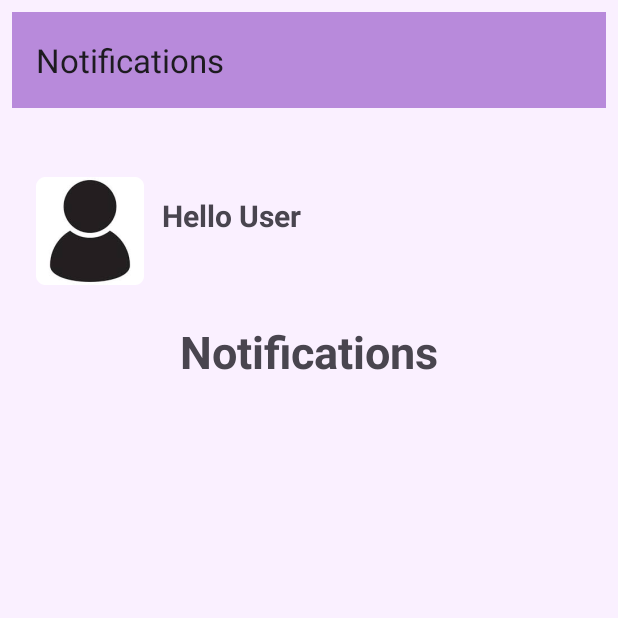
After one commit to ST10375622/AuroraApp, an Android app built with Jetpack Compose: the NotificationActivity screen opened directly, with no data from a screen before it, on a phone screen of 412 x 824 dp, the top half of it. The commit adds this screen. Run offline under Robolectric (Android 15) with nearby library versions, the phone set to English and light mode, and no system bars; 1 statement that could not run was skipped.

Commit message:
NotificationActivity

```diff
--- a/app/build.gradle.kts
+++ b/app/build.gradle.kts
@@ -53,6 +53,7 @@ dependencies {
     implementation("androidx.lifecycle:lifecycle-viewmodel-ktx:2.8.7")
     implementation("com.github.bumptech.glide:glide:4.16.0")
     implementation("com.google.android.material:material:1.11.0")
+    implementation("androidx.cardview:cardview:1.0.0")
     implementation(libs.androidx.ui.android)
     testImplementation(libs.junit)
     androidTestImplementation(libs.androidx.junit)
--- a/app/src/main/AndroidManifest.xml
+++ b/app/src/main/AndroidManifest.xml
@@ -14,6 +14,9 @@
         android:supportsRtl="true"
         android:theme="@style/Theme.AuroraApp"
         tools:targetApi="31">
+        <activity
+            android:name=".NotificationActivity"
+            android:exported="false" />
         <activity
             android:name=".ProgressActivity"
             android:exported="false" />
--- a/app/src/main/java/com/fake/auroraapp/BudgetActivity.kt
+++ b/app/src/main/java/com/fake/auroraapp/BudgetActivity.kt
@@ -107,7 +107,11 @@ class BudgetActivity : AppCompatActivity(), ExpenseImagePicker {
                     true
                 }
                 R.id.Notification -> {
-                    Toast.makeText(this, "coming soon", Toast.LENGTH_SHORT).show()
+                    Toast.makeText(this, "Notification screen", Toast.LENGTH_SHORT).show()
+                    val intent = Intent(this, NotificationActivity::class.java)
+                    intent.putExtra("USER_ID", userId)
+                    startActivity(intent)
+                    finish()
                     true
                 }
                 R.id.Reports -> {
--- /dev/null
+++ b/app/src/main/java/com/fake/auroraapp/NotificationActivity.kt
@@ -0,0 +1,145 @@
+package com.fake.auroraapp
+
+import android.content.Intent
+import android.os.Bundle
+import android.widget.ImageView
+import android.widget.TextView
+import android.widget.Toast
+import androidx.activity.enableEdgeToEdge
+import androidx.appcompat.app.ActionBarDrawerToggle
+import androidx.appcompat.app.AppCompatActivity
+import androidx.appcompat.widget.Toolbar
+import androidx.core.view.GravityCompat
+import androidx.core.view.ViewCompat
+import androidx.core.view.WindowInsetsCompat
+import androidx.drawerlayout.widget.DrawerLayout
+import androidx.lifecycle.ViewModelProvider
+import androidx.lifecycle.lifecycleScope
+import androidx.recyclerview.widget.LinearLayoutManager
+import androidx.recyclerview.widget.RecyclerView
+import com.google.android.material.navigation.NavigationView
+import kotlinx.coroutines.launch
+
+class NotificationActivity : AppCompatActivity() {
+
+    private lateinit var drawerLayout: DrawerLayout
+    private lateinit var navView: NavigationView
+    private lateinit var toolbar: Toolbar
+    private lateinit var toggle: ActionBarDrawerToggle
+    private lateinit var viewModel: BudgetViewModel
+    private lateinit var recyclerView: RecyclerView
+    private lateinit var adapter: NotificationAdapter
+    private lateinit var notificationViewModel: NotificationViewModel
+    private lateinit var notificationAdapter: NotificationAdapter
+
+    private var currentCategoryIdForExpense: Int = -1
+    private var userId: Int = -1
+
+    override fun onCreate(savedInstanceState: Bundle?) {
+        super.onCreate(savedInstanceState)
+        enableEdgeToEdge()
+        setContentView(R.layout.activity_notification)
+
+        drawerLayout = findViewById(R.id.drawer_layout)
+        toolbar = findViewById(R.id.toolbar)
+        recyclerView = findViewById(R.id.RecyclerNotifications)
+        navView = findViewById(R.id.nav_view)
+        val imageProfile = findViewById<ImageView>(R.id.imageProfile)
+        val textName = findViewById<TextView>(R.id.textProfileName)
+
+        setSupportActionBar(toolbar)
+
+        recyclerView.layoutManager = LinearLayoutManager(this)
+        notificationAdapter = NotificationAdapter()
+        recyclerView.adapter = notificationAdapter
+
+        userId = intent.getIntExtra("USER_ID", -1)
+
+        if (userId == -1) {
+            Toast.makeText(this, "No user ID passed. Please log in again.", Toast.LENGTH_LONG)
+                .show()
+            finish()
+            return
+        }
+
+        viewModel = ViewModelProvider(this)[BudgetViewModel::class.java]
+        notificationViewModel = ViewModelProvider(this)[NotificationViewModel::class.java]
+
+        notificationViewModel.getAllNotifications().observe(this) { notifications ->
+            notificationAdapter.submitList(notifications)
+        }
+            setSupportActionBar(toolbar)
+
+            toggle = ActionBarDrawerToggle(
+                this,
+                drawerLayout,
+                toolbar,
+                R.string.navigation_drawer_open,
+                R.string.navigation_drawer_close
+            )
+            drawerLayout.addDrawerListener(toggle)
+            toggle.syncState()
+
+            navView.setNavigationItemSelectedListener { menuItem ->
+                when (menuItem.itemId) {
+                    R.id.Home -> {
+                        Toast.makeText(this, "coming soon", Toast.LENGTH_SHORT).show()
+                        true
+                    }
+
+                    R.id.Budget -> {
+                        Toast.makeText(this, "Budget Page", Toast.LENGTH_SHORT).show()
+                        val intent = Intent(this, BudgetActivity::class.java)
+                        intent.putExtra("USER_ID", userId)
+                        startActivity(intent)
+                        finish()
+                        true
+                    }
+
+                    R.id.Notification -> {
+                        Toast.makeText(this, "Notification", Toast.LENGTH_SHORT).show()
+                        val intent = Intent(this, NotificationActivity::class.java)
+                        intent.putExtra("USER_ID", userId)
+                        startActivity(intent)
+                        finish()
+                        true
+                    }
+
+                    R.id.Reports -> {
+                        Toast.makeText(this, "Monthly Reports", Toast.LENGTH_SHORT).show()
+                        val intent = Intent(this, MonthlyReportActivity::class.java)
+                        intent.putExtra("USER_ID", userId)
+                        startActivity(intent)
+                        finish()
+                        true
+                    }
+
+                    R.id.Progress -> {
+                        Toast.makeText(this, "Progress Screen", Toast.LENGTH_SHORT).show()
+                        val intent = Intent(this, ProgressActivity::class.java)
+                        intent.putExtra("USER_ID", userId)
+                        startActivity(intent)
+                        finish()
+                        true
+                    }
+
+                    R.id.Profile -> {
+                        Toast.makeText(this, "coming soon", Toast.LENGTH_SHORT).show()
+                        true
+                    }
+
+                    else -> false
+                }.also {
+                    //closes the navigation when a choice has been made
+                    drawerLayout.closeDrawer(GravityCompat.START)
+                }
+            }
+
+            lifecycleScope.launch {
+                val user = viewModel.getUser(userId)
+                user?.let {
+                    textName.text = "Hello, ${it.name}"
+                }
+            }
+        }
+    }
--- /dev/null
+++ b/app/src/main/res/layout/activity_notification.xml
@@ -0,0 +1,87 @@
+<?xml version="1.0" encoding="utf-8"?>
+<androidx.drawerlayout.widget.DrawerLayout xmlns:android="http://schemas.android.com/apk/res/android"
+    xmlns:app="http://schemas.android.com/apk/res-auto"
+    xmlns:tools="http://schemas.android.com/tools"
+    android:id="@+id/drawer_layout"
+    android:layout_width="match_parent"
+    android:layout_height="match_parent"
+    tools:context=".NotificationActivity"
+    android:background="@color/Lavander">
+
+    <LinearLayout
+        android:layout_width="match_parent"
+        android:layout_height="match_parent"
+        android:orientation="vertical"
+        android:padding="8dp">
+
+    <androidx.appcompat.widget.Toolbar
+        android:id="@+id/toolbar"
+        android:layout_width="match_parent"
+        android:layout_height="wrap_content"
+        android:background="@color/Purple"
+        app:title="Notifications"/>
+
+    <ScrollView
+        android:layout_width="match_parent"
+        android:layout_height="match_parent">
+
+    <LinearLayout
+        android:layout_width="match_parent"
+        android:layout_height="wrap_content"
+        android:orientation="vertical"
+        android:padding="16dp">
+
+    <LinearLayout
+        android:layout_width="match_parent"
+        android:layout_height="wrap_content"
+        android:orientation="horizontal"
+        android:layout_marginTop="30dp">
+
+        <ImageView
+            android:id="@+id/imageProfile"
+            android:layout_width="wrap_content"
+            android:layout_height="wrap_content"
+            android:scaleType="centerCrop"
+            android:background="@mipmap/profile"/>
+
+        <TextView
+            android:id="@+id/textProfileName"
+            android:layout_width="wrap_content"
+            android:layout_height="wrap_content"
+            android:text="Hello User"
+            android:textSize="20sp"
+            android:textStyle="bold"
+            android:gravity="center_vertical"
+            android:padding="12dp"/>
+    </LinearLayout>
+
+        <TextView
+            android:text="Notifications"
+            android:textStyle="bold"
+            android:textSize="30dp"
+            android:layout_marginTop="16dp"
+            android:layout_gravity="center"
+            android:layout_width="wrap_content"
+            android:layout_height="wrap_content"
+            android:padding="8dp"/>
+
+        <androidx.recyclerview.widget.RecyclerView
+            android:id="@+id/RecyclerNotifications"
+            android:layout_width="358dp"
+            android:layout_height="match_parent"
+            android:layout_marginTop="8dp" />
+
+    </LinearLayout>
+    </ScrollView>
+    </LinearLayout>
+
+    <com.google.android.material.navigation.NavigationView
+        android:id="@+id/nav_view"
+        android:layout_width="wrap_content"
+        android:layout_height="match_parent"
+        android:layout_gravity="start"
+        android:background="@color/Purple"
+        app:menu="@menu/navigation"
+        app:itemIconTint="@color/black"
+        app:itemTextColor="@color/black"/>
+</androidx.drawerlayout.widget.DrawerLayout>
```
Also changed, not shown: app/src/main/java/com/fake/auroraapp/AppDatabase.kt (+22 -3 lines), app/src/main/java/com/fake/auroraapp/BudgetViewModel.kt (+24 -1 lines), app/src/main/java/com/fake/auroraapp/Notification.kt (added, +11 -0 lines), app/src/main/java/com/fake/auroraapp/NotificationAdapter.kt (added, +40 -0 lines), app/src/main/java/com/fake/auroraapp/NotificationDao.kt (added, +18 -0 lines), app/src/main/java/com/fake/auroraapp/NotificationRepository.kt (added, +14 -0 lines), app/src/main/java/com/fake/auroraapp/NotificationViewModel.kt (added, +14 -0 lines), app/src/main/res/layout/item_notification.xml (added, +39 -0 lines).
